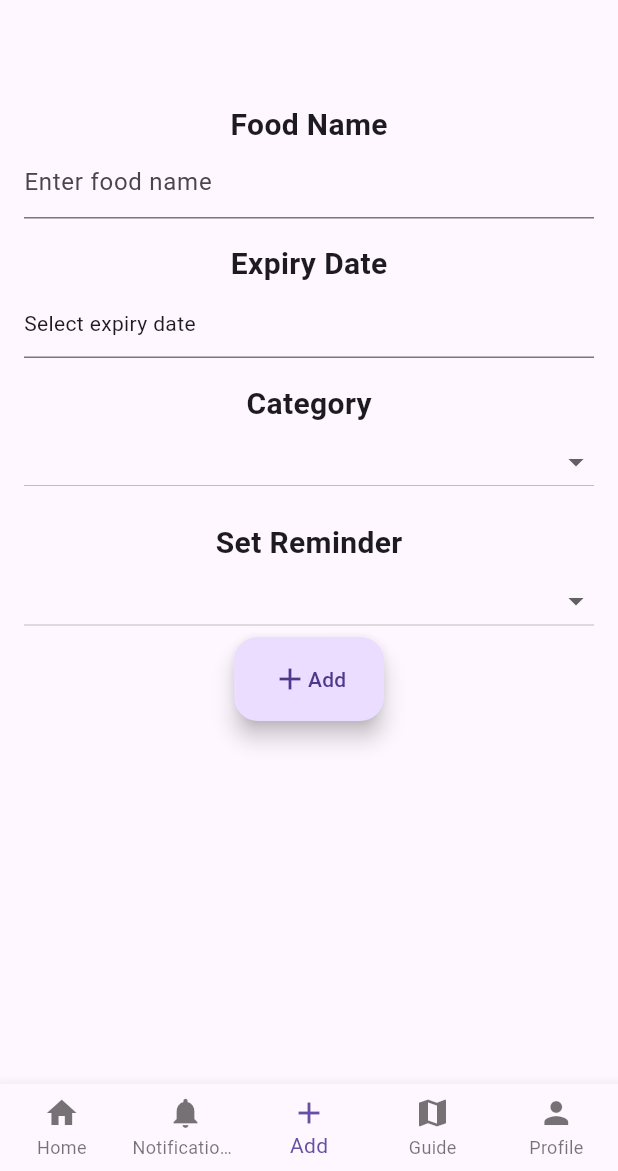
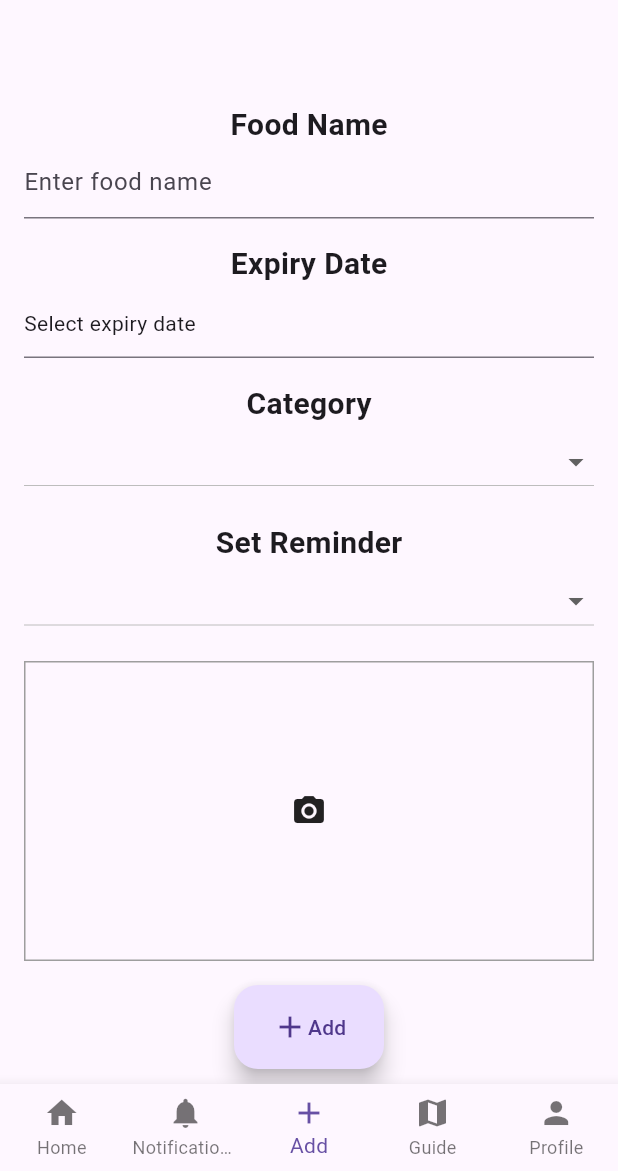
Before and after one commit to Quinxie51/ExpiRo-App, a Flutter app: the screen it shows after launch, item 3 of the bottom bar chosen, on a phone screen of 412 x 824 dp, the part 65-1236 px from its top. Run offline on Flutter 3.47's test engine with Material 3 defaults, Android fonts, the phone set to English and light mode, and no system bars; our stand-ins replace line_awesome_flutter.

Commit message:
Completed add page

```diff
--- a/lib/add.dart
+++ b/lib/add.dart
@@ -30,7 +30,8 @@ class _MyAddScreenState extends State<MyAddScreen> {
     const double defaultPadding = 16.0;
     return Scaffold(
       appBar: AppBar(),
-      body: Padding(
+      body: SingleChildScrollView(
+        child: Padding(
           padding: EdgeInsets.symmetric(horizontal: 16.0), // Set the desired margin value
           child: Column(
             children: [
@@ -42,7 +43,6 @@ class _MyAddScreenState extends State<MyAddScreen> {
                 ),
               ),
               const TextField(
-
                 decoration: InputDecoration(
                   hintText: "Enter food name",
                 ),
@@ -80,8 +80,17 @@ class _MyAddScreenState extends State<MyAddScreen> {
               ),
               DropdownButton(
                 isExpanded: true,
-              items: const <String>['Fruit', 'Vegetable', 'Meat', 'Dairy', 'Bakery', 'Pantry', 'Frozen', 'Beverage', 'Others']
-                  .map<DropdownMenuItem<String>>((String value) {
+                items: const <String>[
+                  'Fruit',
+                  'Vegetable',
+                  'Meat',
+                  'Dairy',
+                  'Bakery',
+                  'Pantry',
+                  'Frozen',
+                  'Beverage',
+                  'Others'
+                ].map<DropdownMenuItem<String>>((String value) {
                   return DropdownMenuItem<String>(
                     value: value,
                     child: Text(value),
@@ -99,8 +108,13 @@ class _MyAddScreenState extends State<MyAddScreen> {
               ),
               DropdownButton(
                 isExpanded: true,
-              items: const <String>['1 day before', '2 days before', '5 days before', 'A week before', 'A month before']
-                  .map<DropdownMenuItem<String>>((String value) {
+                items: const <String>[
+                  '1 day before',
+                  '2 days before',
+                  '5 days before',
+                  'A week before',
+                  'A month before'
+                ].map<DropdownMenuItem<String>>((String value) {
                   return DropdownMenuItem<String>(
                     value: value,
                     child: Text(value),
@@ -108,30 +122,36 @@ class _MyAddScreenState extends State<MyAddScreen> {
                 }).toList(),
                 onChanged: (_) {},
               ),
-
-
+              const SizedBox(height: defaultPadding), // Add a SizedBox for spacing
+              Container(
+                  width: 400,
+                  height: 200,
+                  decoration: BoxDecoration(
+                    border: Border.all(color: Colors.grey),
+                  ),
+                  child: const Center(
+                    child: Icon(Icons.camera_alt),
+                  )),
+              const SizedBox(height: defaultPadding), // Add a SizedBox for spacing
               Container(
                 width: 100,
                 child: FloatingActionButton(
-
                   onPressed: () {
                     // Put your code here to be executed when the FAB is pressed.
                   },
                   child: Row(
                     mainAxisAlignment: MainAxisAlignment.center,
                     children: [
-
                       Icon(Icons.add), // Add leading add icon here
                       Text("Add"),
                     ],
                   ),
-
-
                 ),
               )
             ],
           ),
         ),
+      ),
     );
   }
 }
```
Lines whose indentation alone changed are shown as unchanged.
